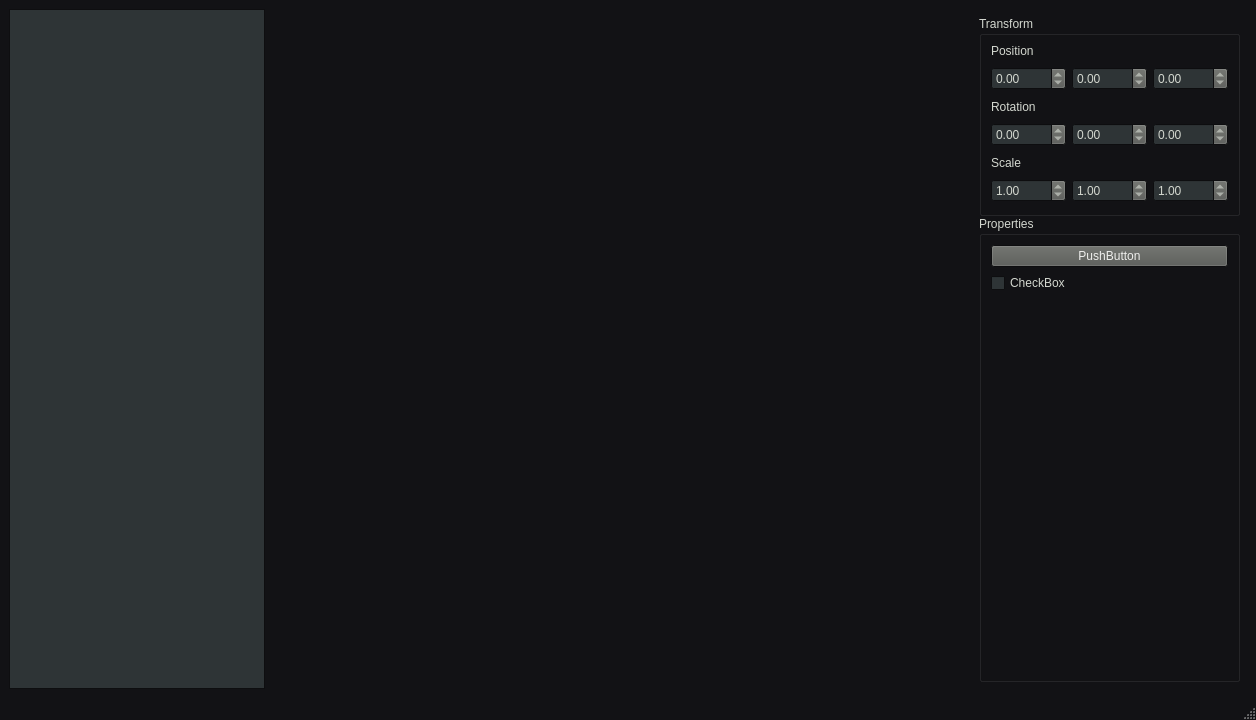
The window that ui/MainWindow.ui (NCCA/cfgaa22-Wantcha) describes before a commit, drawn with Qt 5.
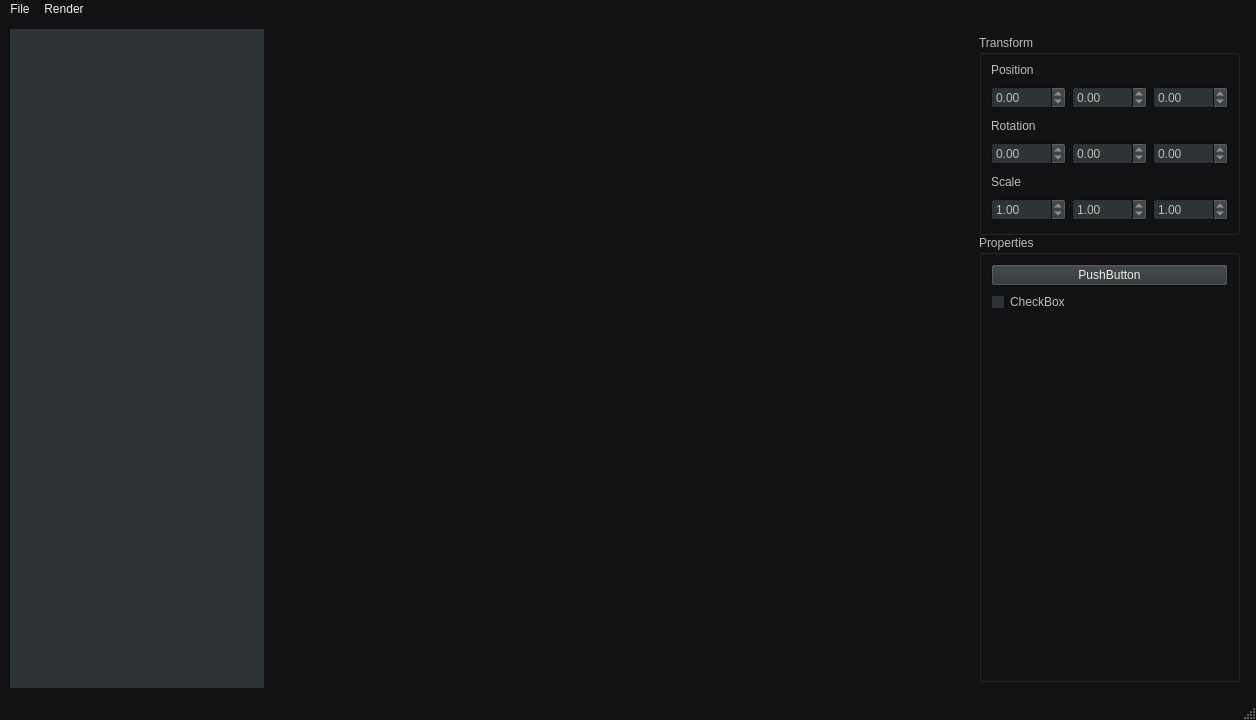
The same window after the commit.

What changed in the file:
```diff
--- a/ui/MainWindow.ui
+++ b/ui/MainWindow.ui
@@ -16,27 +16,36 @@
      <colorrole role="WindowText">
       <brush brushstyle="SolidPattern">
        <color alpha="255">
-        <red>211</red>
-        <green>215</green>
-        <blue>207</blue>
+        <red>186</red>
+        <green>189</green>
+        <blue>182</blue>
        </color>
       </brush>
      </colorrole>
      <colorrole role="Button">
       <brush brushstyle="SolidPattern">
        <color alpha="255">
-        <red>85</red>
-        <green>87</green>
-        <blue>83</blue>
+        <red>46</red>
+        <green>52</green>
+        <blue>54</blue>
+       </color>
+      </brush>
+     </colorrole>
+     <colorrole role="Light">
+      <brush brushstyle="SolidPattern">
+       <color alpha="255">
+        <red>243</red>
+        <green>243</green>
+        <blue>243</blue>
        </color>
       </brush>
      </colorrole>
      <colorrole role="Text">
       <brush brushstyle="SolidPattern">
        <color alpha="255">
-        <red>211</red>
-        <green>215</green>
-        <blue>207</blue>
+        <red>186</red>
+        <green>189</green>
+        <blue>182</blue>
        </color>
       </brush>
      </colorrole>
@@ -67,6 +76,15 @@
        </color>
       </brush>
      </colorrole>
+     <colorrole role="ToolTipText">
+      <brush brushstyle="SolidPattern">
+       <color alpha="255">
+        <red>186</red>
+        <green>189</green>
+        <blue>182</blue>
+       </color>
+      </brush>
+     </colorrole>
      <colorrole role="PlaceholderText">
       <brush brushstyle="SolidPattern">
        <color alpha="128">
@@ -81,27 +99,36 @@
      <colorrole role="WindowText">
       <brush brushstyle="SolidPattern">
        <color alpha="255">
-        <red>211</red>
-        <green>215</green>
-        <blue>207</blue>
+        <red>186</red>
+        <green>189</green>
+        <blue>182</blue>
        </color>
       </brush>
      </colorrole>
      <colorrole role="Button">
       <brush brushstyle="SolidPattern">
        <color alpha="255">
-        <red>85</red>
-        <green>87</green>
-        <blue>83</blue>
+        <red>46</red>
+        <green>52</green>
+        <blue>54</blue>
+       </color>
+      </brush>
+     </colorrole>
+     <colorrole role="Light">
+      <brush brushstyle="SolidPattern">
+       <color alpha="255">
+        <red>243</red>
+        <green>243</green>
+        <blue>243</blue>
        </color>
       </brush>
      </colorrole>
      <colorrole role="Text">
       <brush brushstyle="SolidPattern">
        <color alpha="255">
-        <red>211</red>
-        <green>215</green>
-        <blue>207</blue>
+        <red>186</red>
+        <green>189</green>
+        <blue>182</blue>
        </color>
       </brush>
      </colorrole>
@@ -132,6 +159,15 @@
        </color>
       </brush>
      </colorrole>
+     <colorrole role="ToolTipText">
+      <brush brushstyle="SolidPattern">
+       <color alpha="255">
+        <red>186</red>
+        <green>189</green>
+        <blue>182</blue>
+       </color>
+      </brush>
+     </colorrole>
      <colorrole role="PlaceholderText">
       <brush brushstyle="SolidPattern">
        <color alpha="128">
@@ -155,9 +191,18 @@
      <colorrole role="Button">
       <brush brushstyle="SolidPattern">
        <color alpha="255">
-        <red>85</red>
-        <green>87</green>
-        <blue>83</blue>
+        <red>46</red>
+        <green>52</green>
+        <blue>54</blue>
+       </color>
+      </brush>
+     </colorrole>
+     <colorrole role="Light">
+      <brush brushstyle="SolidPattern">
+       <color alpha="255">
+        <red>243</red>
+        <green>243</green>
+        <blue>243</blue>
        </color>
       </brush>
      </colorrole>
@@ -197,6 +242,15 @@
        </color>
       </brush>
      </colorrole>
+     <colorrole role="ToolTipText">
+      <brush brushstyle="SolidPattern">
+       <color alpha="255">
+        <red>186</red>
+        <green>189</green>
+        <blue>182</blue>
+       </color>
+      </brush>
+     </colorrole>
      <colorrole role="PlaceholderText">
       <brush brushstyle="SolidPattern">
        <color alpha="128">
@@ -558,6 +612,15 @@
         <height>9999999</height>
        </size>
       </property>
+      <property name="frameShape">
+       <enum>QFrame::StyledPanel</enum>
+      </property>
+      <property name="frameShadow">
+       <enum>QFrame::Sunken</enum>
+      </property>
+      <property name="lineWidth">
+       <number>1</number>
+      </property>
       <property name="sortingEnabled">
        <bool>false</bool>
       </property>
@@ -590,6 +653,31 @@
      <height>25</height>
     </rect>
    </property>
+   <property name="autoFillBackground">
+    <bool>false</bool>
+   </property>
+   <property name="defaultUp">
+    <bool>false</bool>
+   </property>
+   <property name="nativeMenuBar">
+    <bool>true</bool>
+   </property>
+   <widget class="QMenu" name="menuFile">
+    <property name="title">
+     <string>File</string>
+    </property>
+    <addaction name="actionSave_As"/>
+    <addaction name="actionLoad"/>
+   </widget>
+   <widget class="QMenu" name="menuRender">
+    <property name="title">
+     <string>Render</string>
+    </property>
+    <addaction name="actionCurrent_View"/>
+    <addaction name="actionCustom_Resolution"/>
+   </widget>
+   <addaction name="menuFile"/>
+   <addaction name="menuRender"/>
   </widget>
   <widget class="QStatusBar" name="statusbar"/>
  </widget>
```
Left out of the diff: 26 changed lines with no effect on the pictures.
